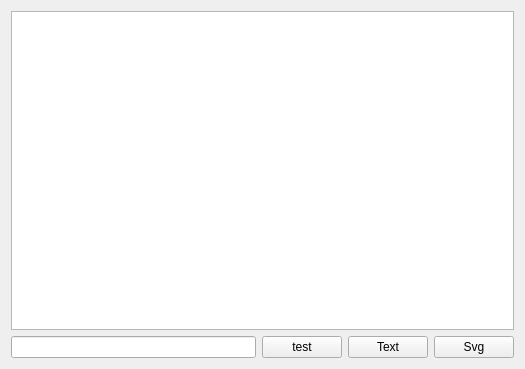
First picture: the form in PinYinTextObject/widget.ui, repository weijibin/PinYinTextObject, before the edit.
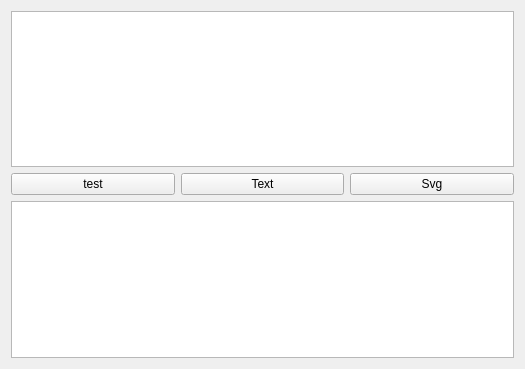
Second picture: the form after the edit.

Commit message: 完善demo

Patch:
```diff
--- a/PinYinTextObject/widget.ui
+++ b/PinYinTextObject/widget.ui
@@ -15,13 +15,10 @@
   </property>
   <layout class="QVBoxLayout" name="verticalLayout">
    <item>
-    <widget class="QTextEdit" name="textEdit"/>
+    <widget class="QTextEdit" name="textEdit_Source"/>
    </item>
    <item>
     <layout class="QHBoxLayout" name="horizontalLayout">
-     <item>
-      <widget class="QLineEdit" name="lineEdit"/>
-     </item>
      <item>
       <widget class="QPushButton" name="test">
        <property name="text">
@@ -45,6 +42,9 @@
      </item>
     </layout>
    </item>
+   <item>
+    <widget class="QTextEdit" name="textEdit"/>
+   </item>
   </layout>
  </widget>
  <layoutdefault spacing="6" margin="11"/>
```
The commit also changes 2 other files.
